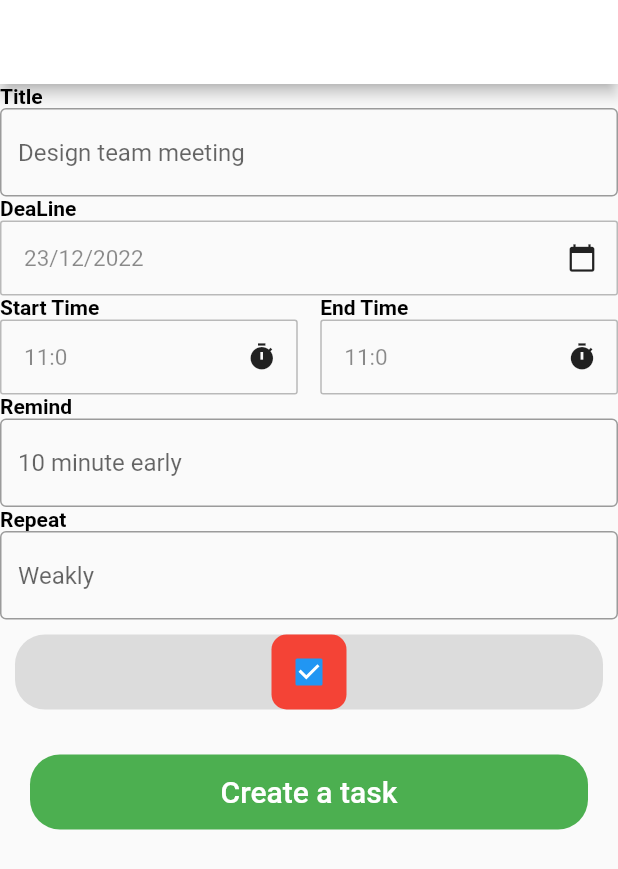
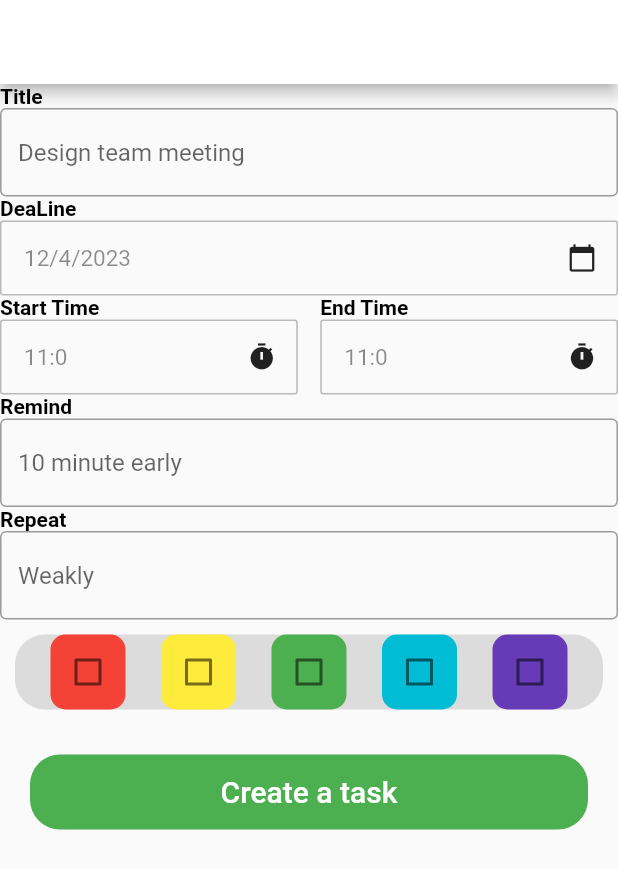
Before and after one commit to vandatgsts/HIT_Flutter, a Flutter app: the AddTask screen opened by its route, on a phone screen of 412 x 824 dp. Shown: the top 869 px of the screen. Run offline on Flutter 3.47's test engine with Material 2 defaults, Android fonts, the phone set to English and light mode, and no system bars.

Commit message:
chac la hoan thien

```diff
--- a/BaiKiemTra/lib/Compoment/ListData.dart
+++ b/BaiKiemTra/lib/Compoment/ListData.dart
@@ -9,3 +9,4 @@ List<TaskInfo> listTask=[];
 List<TaskInfo> listTaskFavourited=[];
 List<TaskInfo> listTaskUnCompleted=[];
 List<TaskInfo> listTaskCompleted=[];
+List<bool> listCheckColor=List.generate(listColor.length, (index) => false);
--- a/BaiKiemTra/lib/Compoment/TaskInfo.dart
+++ b/BaiKiemTra/lib/Compoment/TaskInfo.dart
@@ -7,5 +7,5 @@ class TaskInfo {
   String dealine = '23/11/2022';
   bool checkFavourited = false;
   bool checkCompleted = false;
-  Color color = Colors.red;
+  late Color color = Colors.red;
 }
--- a/BaiKiemTra/lib/Screen/AddTask.dart
+++ b/BaiKiemTra/lib/Screen/AddTask.dart
@@ -14,12 +14,11 @@ class AddTask extends StatefulWidget {
 }
 
 class _AddTaskState extends State<AddTask> {
-  DateTime date = DateTime.utc(2022, 12, 23);
+  DateTime date = DateTime.now();
   TimeOfDay timeOfDayFrom = TimeOfDay(hour: 11, minute: 00);
   TimeOfDay timeOfDayEnd = TimeOfDay(hour: 11, minute: 00);
   TaskInfo newTask = TaskInfo();
-  bool chooseColor = true;
-  TextEditingController checkCotroler=TextEditingController();
+  TextEditingController checkCotroler = TextEditingController();
 
   @override
   Widget build(BuildContext context) {
@@ -115,7 +114,8 @@ class _AddTaskState extends State<AddTask> {
                                 if (picked != null && picked != timeOfDayFrom)
                                   setState(() {
                                     timeOfDayFrom = picked;
-                                    newTask.fromTime= '${timeOfDayFrom.hour}:${timeOfDayFrom.minute} ';
+                                    newTask.fromTime =
+                                        '${timeOfDayFrom.hour}:${timeOfDayFrom.minute} ';
                                   });
                               },
                               icon: const Icon(
@@ -151,9 +151,9 @@ class _AddTaskState extends State<AddTask> {
                               border: Border.all(color: Colors.black26),
                               borderRadius: BorderRadius.circular(2)),
                           child: Text(
-                          '${timeOfDayEnd.hour}:${timeOfDayEnd.minute }',
-                          style: TextStyle(
-                              color: Colors.black45, fontSize: 15),
+                            '${timeOfDayEnd.hour}:${timeOfDayEnd.minute}',
+                            style:
+                                TextStyle(color: Colors.black45, fontSize: 15),
                           ),
                         ),
                         IconButton(
@@ -162,11 +162,13 @@ class _AddTaskState extends State<AddTask> {
                                 context: context,
                                 initialTime: timeOfDayEnd,
                               );
-                            if (picked != null && picked != timeOfDayEnd)
+                              if (picked != null && picked != timeOfDayEnd) {
                                 setState(() {
                                   timeOfDayEnd = picked;
-                                newTask.endTime=  '${timeOfDayEnd.hour}:${timeOfDayEnd.minute }';
+                                  newTask.endTime =
+                                      '${timeOfDayEnd.hour}:${timeOfDayEnd.minute}';
                                 });
+                              }
                             },
                             icon: const Icon(
                               Icons.timer,
@@ -207,28 +209,11 @@ class _AddTaskState extends State<AddTask> {
                 child: Row(
                   mainAxisAlignment: MainAxisAlignment.spaceEvenly,
                   children: [
-                    //ColorTask(Colors.red, !chooseColor),
-                    // ColorTask(Colors.yellow,chooseColor),
-                    // ColorTask(Colors.cyan,!chooseColor),
-                    // ColorTask(Colors.purple,!chooseColor),
-                    // ColorTask(Colors.green,!chooseColor),
-                    Container(
-                      width: 50,
-                      height: 50,
-                      decoration: BoxDecoration(
-                        borderRadius: BorderRadius.circular(10),
-                        color: Colors.red,
-                        //  border: Border.all(color: colorBoder)
-                      ),
-                      child: Checkbox(
-                        value: chooseColor,
-                        onChanged: (bool? value) {
-                          setState(() {
-                            chooseColor = value!;
-                          });
-                        },
-                      ),
-                    ),
+                    ColorTask(),
+                    ColorTask(color: listColor[1],id: 1),
+                    ColorTask(color: listColor[2],id: 2),
+                    ColorTask(color: listColor[3],id: 3),
+                    ColorTask(color: listColor[4],id: 4),
                   ],
                 )),
             Container(
@@ -259,7 +244,36 @@ class _AddTaskState extends State<AddTask> {
       ),
     );
   }
+  ColorTask({Color color=Colors.red,int id=0}){
+    return Container(
+      width: 50,
+      height: 50,
+      decoration: BoxDecoration(
+        borderRadius: BorderRadius.circular(10),
+        color: color,
+         border: Border.all(color: (!listCheckColor[id]?color:Colors.black))
+      ),
+      child: Checkbox(
+        value: listCheckColor[id],
+        onChanged: (bool? value) {
+          setState(() {
+            listCheckColor[id] = value!;
+            if(listCheckColor[id])
+              {
+                for(int i=0; i<listCheckColor.length;i++ )
+                  {
+                    if(i!=id) listCheckColor[i]=false;
+                    else newTask.color=color;
+                    print(newTask.color);
+                  }
+              }
 
+          });
+        },
+      ),
+    );
+
+  }
   void _showToast(BuildContext context) {
     final scaffold = ScaffoldMessenger.of(context);
     scaffold.showSnackBar(
@@ -284,5 +298,4 @@ class _AddTaskState extends State<AddTask> {
         newTask.dealine = '${date.day}/${date.month}/${date.year}';
       });
   }
-
 }
```
Also changed, not shown: BaiKiemTra/lib/Screen/BoardScreen.dart (+75 -63 lines). Lines whose indentation alone changed are shown as unchanged.
